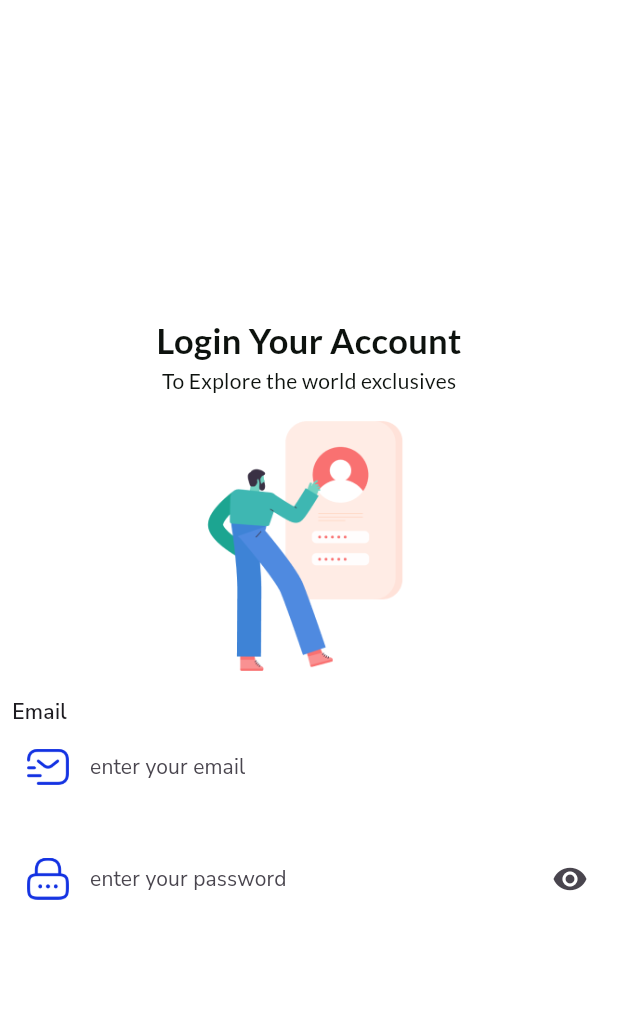
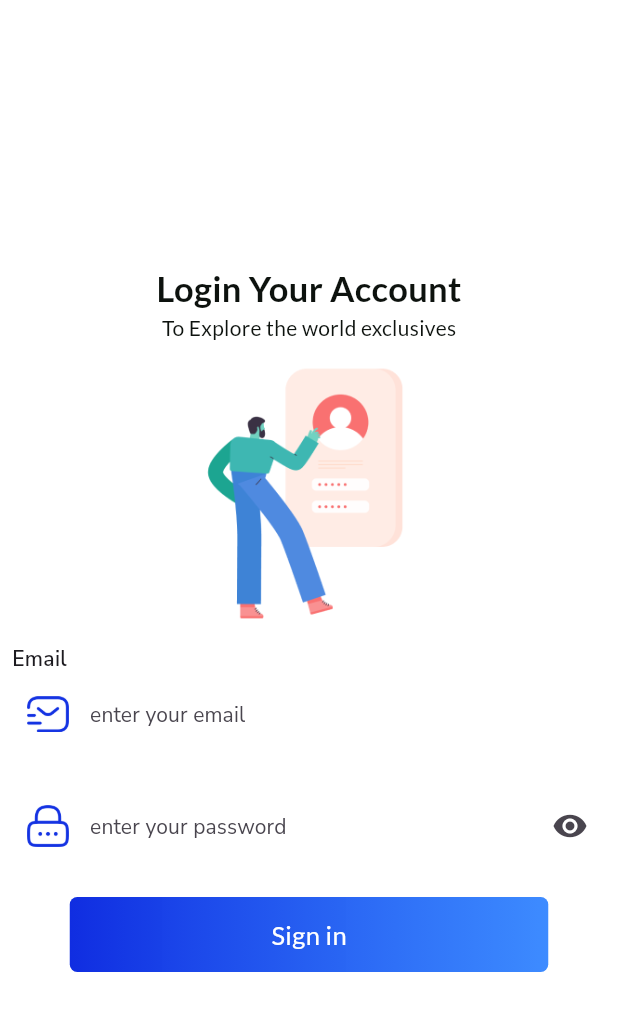
Before and after one commit to asindrawancode/Flutter-Multi-Vendor-E-commerce-App, a Flutter app: the screen it shows after launch, on a phone screen of 412 x 824 dp. Shown: the top 1011 px of the screen. Run offline on Flutter 3.47's test engine with Material 3 defaults, Android fonts, the phone set to English and light mode, and no system bars; our stand-ins replace google_fonts.

Commit message:
Sign in Button

```diff
--- a/lib/views/screens/authentication_screen/login_screen.dart
+++ b/lib/views/screens/authentication_screen/login_screen.dart
@@ -90,6 +90,32 @@ class LoginScreen extends StatelessWidget {
                   suffixIcon: Icon(Icons.visibility),
                 ),
               ),
+              SizedBox(
+                height: 20,
+              ),
+              Container(
+                width: 319,
+                height: 50,
+                decoration: BoxDecoration(
+                  borderRadius: BorderRadius.circular(5),
+                  gradient: LinearGradient(
+                    colors: [
+                      Color(0xFF102DE1),
+                      Color(0xCC0D6EFF),
+                    ],
+                  ),
+                ),
+                child: Center(
+                  child: Text(
+                    'Sign in',
+                    style: GoogleFonts.getFont(
+                      'Lato',
+                      fontSize: 17,
+                      color: Colors.white,
+                    ),
+                  ),
+                ),
+              ),
             ],
           ),
         ),
```
